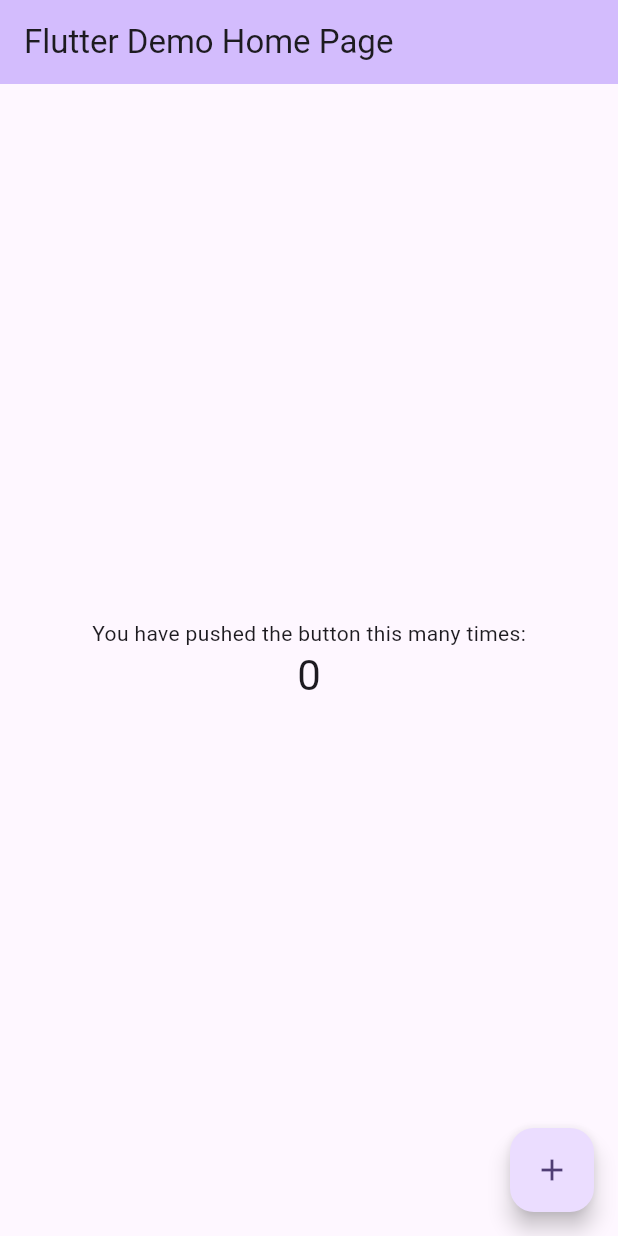
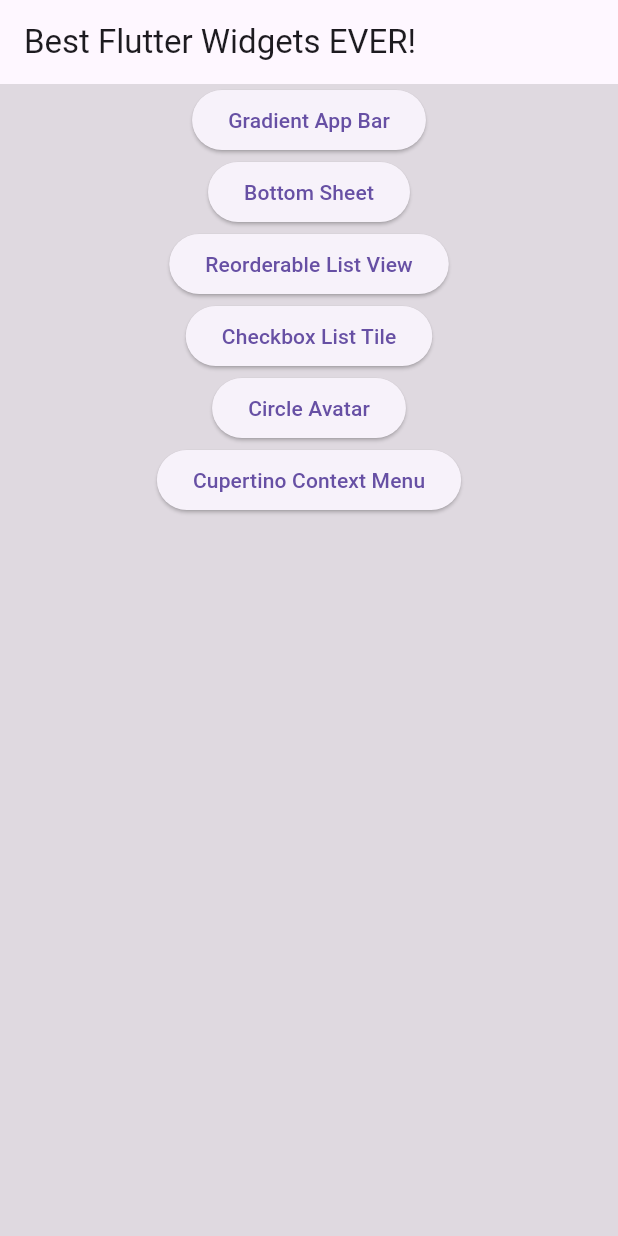
Before and after one commit to artdima/Best-Flutter-Widgets-EVER, a Flutter app: the screen it shows after launch, on a phone screen of 412 x 824 dp. Run offline on Flutter 3.47's test engine with Material 3 defaults, Android fonts, the phone set to English and light mode, and no system bars; our stand-ins replace flutter_svg.

Commit message:
Add 6 widgets

```diff
--- a/lib/main.dart
+++ b/lib/main.dart
@@ -1,125 +1,91 @@
 import 'package:flutter/material.dart';
+import 'screens/gradient_app_bar.dart';
+import 'screens/bottom_sheet.dart';
+import 'screens/reorderable_list_view.dart';
+import 'screens/checkbox_list_tile.dart';
+import 'screens/circle_avatar.dart';
+import 'screens/cupertino_context_menu.dart';
 
 void main() {
-  runApp(const MyApp());
+  runApp(const MainApp());
 }
 
-class MyApp extends StatelessWidget {
-  const MyApp({super.key});
+class MainApp extends StatelessWidget {
+  const MainApp({super.key});
 
-  // This widget is the root of your application.
   @override
   Widget build(BuildContext context) {
     return MaterialApp(
-      title: 'Flutter Demo',
-      theme: ThemeData(
-        // This is the theme of your application.
-        //
-        // TRY THIS: Try running your application with "flutter run". You'll see
-        // the application has a purple toolbar. Then, without quitting the app,
-        // try changing the seedColor in the colorScheme below to Colors.green
-        // and then invoke "hot reload" (save your changes or press the "hot
-        // reload" button in a Flutter-supported IDE, or press "r" if you used
-        // the command line to start the app).
-        //
-        // Notice that the counter didn't reset back to zero; the application
-        // state is not lost during the reload. To reset the state, use hot
-        // restart instead.
-        //
-        // This works for code too, not just values: Most code changes can be
-        // tested with just a hot reload.
-        colorScheme: ColorScheme.fromSeed(seedColor: Colors.deepPurple),
-        useMaterial3: true,
-      ),
-      home: const MyHomePage(title: 'Flutter Demo Home Page'),
+      debugShowCheckedModeBanner: false,
+      initialRoute: '/',
+      routes: {
+        '/': (context) => const HomeAppp(),
+        '/GradientAppBar': (context) => const GradientAppBar(),
+        '/BottomSheetExample': (context) => const BottomSheetExample(),
+        '/ReorderableListView': (context) => const ReorderableListExample(),
+        '/CheckboxListTile': (context) => const CheckboxListTileExample(),
+        '/CircleAvatar': (context) => const CircleAvatarExample(),
+        '/CupertinoContextMenu': (context) =>
+            const CupertinoContextMenuExample(),
+      },
     );
   }
 }
 
-class MyHomePage extends StatefulWidget {
-  const MyHomePage({super.key, required this.title});
-
-  // This widget is the home page of your application. It is stateful, meaning
-  // that it has a State object (defined below) that contains fields that affect
-  // how it looks.
-
-  // This class is the configuration for the state. It holds the values (in this
-  // case the title) provided by the parent (in this case the App widget) and
-  // used by the build method of the State. Fields in a Widget subclass are
-  // always marked "final".
-
-  final String title;
-
-  @override
-  State<MyHomePage> createState() => _MyHomePageState();
-}
-
-class _MyHomePageState extends State<MyHomePage> {
-  int _counter = 0;
-
-  void _incrementCounter() {
-    setState(() {
-      // This call to setState tells the Flutter framework that something has
-      // changed in this State, which causes it to rerun the build method below
-      // so that the display can reflect the updated values. If we changed
-      // _counter without calling setState(), then the build method would not be
-      // called again, and so nothing would appear to happen.
-      _counter++;
-    });
-  }
+class HomeAppp extends StatelessWidget {
+  const HomeAppp({super.key});
 
   @override
   Widget build(BuildContext context) {
-    // This method is rerun every time setState is called, for instance as done
-    // by the _incrementCounter method above.
-    //
-    // The Flutter framework has been optimized to make rerunning build methods
-    // fast, so that you can just rebuild anything that needs updating rather
-    // than having to individually change instances of widgets.
     return Scaffold(
       appBar: AppBar(
-        // TRY THIS: Try changing the color here to a specific color (to
-        // Colors.amber, perhaps?) and trigger a hot reload to see the AppBar
-        // change color while the other colors stay the same.
-        backgroundColor: Theme.of(context).colorScheme.inversePrimary,
-        // Here we take the value from the MyHomePage object that was created by
-        // the App.build method, and use it to set our appbar title.
-        title: Text(widget.title),
+        title: const Text('Best Flutter Widgets EVER!'),
       ),
-      body: Center(
-        // Center is a layout widget. It takes a single child and positions it
-        // in the middle of the parent.
-        child: Column(
-          // Column is also a layout widget. It takes a list of children and
-          // arranges them vertically. By default, it sizes itself to fit its
-          // children horizontally, and tries to be as tall as its parent.
-          //
-          // Column has various properties to control how it sizes itself and
-          // how it positions its children. Here we use mainAxisAlignment to
-          // center the children vertically; the main axis here is the vertical
-          // axis because Columns are vertical (the cross axis would be
-          // horizontal).
-          //
-          // TRY THIS: Invoke "debug painting" (choose the "Toggle Debug Paint"
-          // action in the IDE, or press "p" in the console), to see the
-          // wireframe for each widget.
-          mainAxisAlignment: MainAxisAlignment.center,
-          children: <Widget>[
-            const Text(
-              'You have pushed the button this many times:',
-            ),
-            Text(
-              '$_counter',
-              style: Theme.of(context).textTheme.headlineMedium,
-            ),
-          ],
+      body: Container(
+        color: Colors.black12,
+        child: Center(
+          child: Column(
+            children: [
+              ElevatedButton(
+                onPressed: () {
+                  Navigator.pushNamed(context, '/GradientAppBar');
+                },
+                child: const Text('Gradient App Bar'),
+              ),
+              ElevatedButton(
+                onPressed: () {
+                  Navigator.pushNamed(context, '/BottomSheetExample');
+                },
+                child: const Text('Bottom Sheet'),
+              ),
+              ElevatedButton(
+                onPressed: () {
+                  Navigator.pushNamed(context, '/ReorderableListView');
+                },
+                child: const Text('Reorderable List View'),
+              ),
+              ElevatedButton(
+                onPressed: () {
+                  Navigator.pushNamed(context, '/CheckboxListTile');
+                },
+                child: const Text('Checkbox List Tile'),
+              ),
+              ElevatedButton(
+                onPressed: () {
+                  Navigator.pushNamed(context, '/CircleAvatar');
+                },
+                child: const Text('Circle Avatar'),
+              ),
+              ElevatedButton(
+                onPressed: () {
+                  Navigator.pushNamed(context, '/CupertinoContextMenu');
+                },
+                child: const Text('Cupertino Context Menu'),
+              ),
+            ],
+          ),
         ),
       ),
-      floatingActionButton: FloatingActionButton(
-        onPressed: _incrementCounter,
-        tooltip: 'Increment',
-        child: const Icon(Icons.add),
-      ), // This trailing comma makes auto-formatting nicer for build methods.
     );
   }
 }
--- /dev/null
+++ b/lib/screens/bottom_sheet.dart
@@ -0,0 +1,42 @@
+import 'package:flutter/material.dart';
+
+class BottomSheetExample extends StatefulWidget {
+  const BottomSheetExample({super.key});
+
+  @override
+  State<BottomSheetExample> createState() => _BottomSheetExampleState();
+}
+
+class _BottomSheetExampleState extends State<BottomSheetExample> {
+  @override
+  Widget build(BuildContext context) {
+    return Scaffold(
+      appBar: AppBar(
+        title: Text('Bottom Sheet Example'),
+      ),
+      body: Center(
+        child: ElevatedButton(
+          onPressed: () {
+            showModalBottomSheet(
+                context: context,
+                builder: (context) {
+                  return SizedBox(
+                    height: 400,
+                    width: MediaQuery.of(context).size.width,
+                    child: Center(
+                      child: ElevatedButton(
+                        onPressed: () {
+                          Navigator.pop(context);
+                        },
+                        child: const Text('Close'),
+                      ),
+                    ),
+                  );
+                });
+          },
+          child: Text('Open Bottom Sheet'),
+        ),
+      ),
+    );
+  }
+}
--- a/pubspec.yaml
+++ b/pubspec.yaml
@@ -30,6 +30,7 @@ environment:
 dependencies:
   flutter:
     sdk: flutter
+  flutter_svg: ^2.0.16
 
 
   # The following adds the Cupertino Icons font to your application.
```
Also changed, not shown: lib/screens/checkbox_list_tile.dart (added, +39 -0 lines), lib/screens/circle_avatar.dart (added, +22 -0 lines), lib/screens/cupertino_context_menu.dart (added, +43 -0 lines), lib/screens/gradient_app_bar.dart (added, +44 -0 lines), lib/screens/reorderable_list_view.dart (added, +40 -0 lines).
